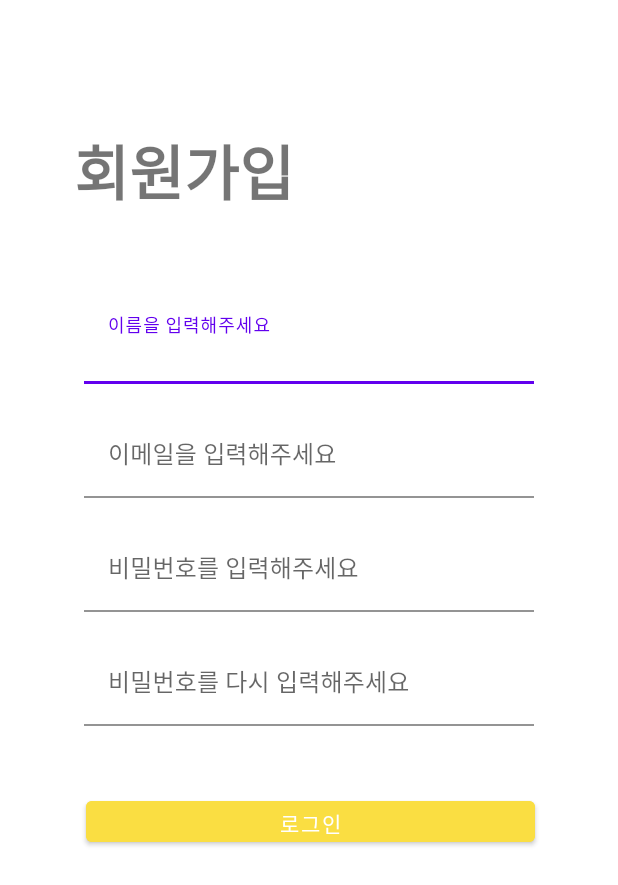
After one commit to a-la-vez/a-la-vez-Android, an Android app: the layout activity_register.xml on its own in the app's theme, with its tools: preview values and no code run, on a phone screen of 412 x 824 dp. The commit adds this screen. Shown: the top 885 px of the screen. Run offline under Robolectric (Android 15) with nearby library versions, the phone set to English and light mode, and no system bars.

Commit message:
[ADD] Register

```diff
--- a/app/src/main/AndroidManifest.xml
+++ b/app/src/main/AndroidManifest.xml
@@ -9,13 +9,15 @@
         android:roundIcon="@mipmap/ic_launcher_round"
         android:supportsRtl="true"
         android:theme="@style/Theme.Alavez">
-        <activity android:name=".MainActivity">
+        <activity android:name=".feature.login.ui.activity.RegisterActivity">
             <intent-filter>
                 <action android:name="android.intent.action.MAIN" />
 
                 <category android:name="android.intent.category.LAUNCHER" />
             </intent-filter>
         </activity>
+        <activity android:name=".feature.login.ui.activity.LoginActivity" />
+        <activity android:name=".MainActivity"/>
     </application>
 
 </manifest>
--- /dev/null
+++ b/app/src/main/java/com/example/a_la_vez/data/remote/login/LoginImpl.kt
@@ -0,0 +1,4 @@
+package com.example.a_la_vez.data.remote.login
+
+class LoginImpl {
+}
--- /dev/null
+++ b/app/src/main/java/com/example/a_la_vez/feature/login/model/LoginRequest.kt
@@ -0,0 +1,3 @@
+package com.example.a_la_vez.feature.login.model
+
+data class LoginRequest(val id : String, val password :String)
--- /dev/null
+++ b/app/src/main/java/com/example/a_la_vez/feature/login/model/RegisterRequest.kt
@@ -0,0 +1,3 @@
+package com.example.a_la_vez.feature.login.model
+
+class RegisterRequest(val nick : String, val email :String, val password :String, val repassword :String)
--- /dev/null
+++ b/app/src/main/java/com/example/a_la_vez/feature/login/viewmodel/LoginViewModel.kt
@@ -0,0 +1,4 @@
+package com.example.a_la_vez.feature.login.viewmodel
+
+class LoginViewModel {
+}
--- /dev/null
+++ b/app/src/main/java/com/example/a_la_vez/feature/login/viewmodel/RegisterViewModel.kt
@@ -0,0 +1,4 @@
+package com.example.a_la_vez.feature.login.viewmodel
+
+class RegisterViewModel {
+}
--- /dev/null
+++ b/app/src/main/res/layout/activity_register.xml
@@ -0,0 +1,117 @@
+<?xml version="1.0" encoding="utf-8"?>
+<layout xmlns:android="http://schemas.android.com/apk/res/android"
+    xmlns:app="http://schemas.android.com/apk/res-auto"
+    xmlns:tools="http://schemas.android.com/tools">
+
+    <data>
+
+        <variable
+            name="vm"
+            type="com.example.a_la_vez.feature.login.viewmodel.RegisterViewModel" />
+    </data>
+
+    <androidx.constraintlayout.widget.ConstraintLayout
+        android:layout_width="match_parent"
+        android:layout_height="match_parent">
+
+        <TextView
+            android:id="@+id/title_register_tv인"
+            android:layout_width="wrap_content"
+            android:layout_height="wrap_content"
+            android:layout_marginTop="84dp"
+            android:text="@string/title_register"
+            android:textSize="40dp"
+            android:textStyle="bold"
+            app:layout_constraintEnd_toEndOf="parent"
+            app:layout_constraintHorizontal_bias="0.186"
+            app:layout_constraintStart_toStartOf="parent"
+            app:layout_constraintTop_toTopOf="parent" />
+
+        <com.google.android.material.textfield.TextInputLayout
+            android:id="@+id/login_et"
+            android:layout_width="300dp"
+            android:layout_height="wrap_content"
+            android:layout_marginTop="200dp"
+            app:boxBackgroundColor="@color/white"
+            app:layout_constraintEnd_toEndOf="parent"
+            app:layout_constraintStart_toStartOf="parent"
+            app:layout_constraintTop_toTopOf="parent">
+
+            <com.google.android.material.textfield.TextInputEditText
+                android:id="@+id/input_name"
+                android:layout_width="match_parent"
+                android:layout_height="wrap_content"
+                android:hint="@string/signname" />
+
+        </com.google.android.material.textfield.TextInputLayout>
+
+        <com.google.android.material.textfield.TextInputLayout
+            android:id="@+id/email_et"
+            android:layout_width="300dp"
+            android:layout_height="wrap_content"
+            android:layout_marginTop="20dp"
+            app:boxBackgroundColor="@color/white"
+            app:layout_constraintEnd_toEndOf="parent"
+            app:layout_constraintStart_toStartOf="parent"
+            app:layout_constraintTop_toBottomOf="@+id/login_et">
+
+            <com.google.android.material.textfield.TextInputEditText
+                android:id="@+id/input_email"
+                android:layout_width="match_parent"
+                android:layout_height="wrap_content"
+                android:hint="@string/signemail" />
+
+        </com.google.android.material.textfield.TextInputLayout>
+
+        <com.google.android.material.textfield.TextInputLayout
+            android:id="@+id/password_et"
+            android:layout_width="300dp"
+            android:layout_height="wrap_content"
+            android:layout_marginTop="20dp"
+            app:boxBackgroundColor="@color/white"
+            app:layout_constraintEnd_toEndOf="parent"
+            app:layout_constraintStart_toStartOf="parent"
+            app:layout_constraintTop_toBottomOf="@+id/email_et">
+
+            <com.google.android.material.textfield.TextInputEditText
+                android:id="@+id/input_password"
+                android:layout_width="match_parent"
+                android:layout_height="wrap_content"
+                android:hint="@string/input_password" />
+
+        </com.google.android.material.textfield.TextInputLayout>
+
+        <com.google.android.material.textfield.TextInputLayout
+            android:id="@+id/repassword_et"
+            android:layout_width="300dp"
+            android:layout_height="wrap_content"
+            android:layout_marginTop="20dp"
+            app:boxBackgroundColor="@color/white"
+            app:layout_constraintEnd_toEndOf="parent"
+            app:layout_constraintStart_toStartOf="parent"
+            app:layout_constraintTop_toBottomOf="@+id/password_et">
+
+            <com.google.android.material.textfield.TextInputEditText
+                android:id="@+id/input_repassword"
+                android:layout_width="match_parent"
+                android:layout_height="wrap_content"
+                android:hint="@string/signrepassword" />
+
+        </com.google.android.material.textfield.TextInputLayout>
+
+
+        <com.google.android.material.button.MaterialButton
+            android:id="@+id/register_btn"
+            android:layout_width="299dp"
+            android:layout_height="39dp"
+            android:layout_marginTop="120dp"
+            android:backgroundTint="@color/yello"
+            android:text="@string/title_login"
+            app:layout_constraintEnd_toEndOf="parent"
+            app:layout_constraintHorizontal_bias="0.508"
+            app:layout_constraintStart_toStartOf="parent"
+            app:layout_constraintTop_toBottomOf="@+id/password_et" />
+
+
+    </androidx.constraintlayout.widget.ConstraintLayout>
+</layout>
--- a/app/src/main/res/values/colors.xml
+++ b/app/src/main/res/values/colors.xml
@@ -7,4 +7,5 @@
     <color name="teal_700">#FF018786</color>
     <color name="black">#FF000000</color>
     <color name="white">#FFFFFFFF</color>
+    <color name="yello">#FADE42</color>
 </resources>
--- a/app/src/main/res/values/strings.xml
+++ b/app/src/main/res/values/strings.xml
@@ -1,3 +1,13 @@
 <resources>
     <string name="app_name">a-la-vez</string>
+    <string name="title_login">로그인</string>
+    <string name="input_login">아이디를 입력해주세요</string>
+    <string name="check_box">로그인 상태 유지 </string>
+    <string name="input_password">비밀번호를 입력해주세요</string>
+    <string name="signcheck">회원이 아니신가요?</string>
+    <string name="signname">이름을 입력해주세요</string>
+    <string name="signemail">이메일을 입력해주세요</string>
+    <string name="signrepassword">비밀번호를 다시 입력해주세요</string>
+    <string name="title_register">회원가입</string>
+
 </resources>
```
Also changed, not shown: app/build.gradle (+0 -10 lines), app/src/main/java/com/example/a_la_vez/data/remote/ApiProvider.kt (added, +43 -0 lines), app/src/main/java/com/example/a_la_vez/data/remote/login/LoginApi.kt (added, +7 -0 lines), app/src/main/java/com/example/a_la_vez/data/remote/login/RegisterApi.kt (added, +15 -0 lines), app/src/main/java/com/example/a_la_vez/data/remote/login/RegisterImpl.kt (added, +19 -0 lines), app/src/main/java/com/example/a_la_vez/feature/login/ui/activity/LoginActivity.kt (added, +12 -0 lines), app/src/main/java/com/example/a_la_vez/feature/login/ui/activity/RegisterActivity.kt (added, +12 -0 lines), app/src/main/res/layout/activity_login.xml (added, +87 -0 lines).
